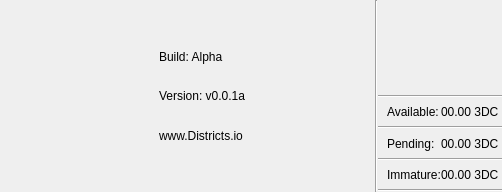
thaodv/3dcoin, file src/qt/topinfoarea.ui: the form before one commit; both pictures show x 0 to 502 and y 0 to 192 of the 1203 by 192 pixel window.
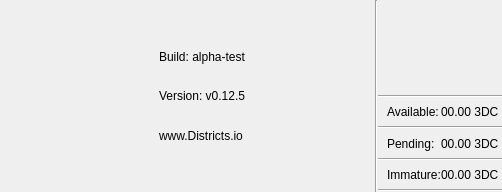
The form after the commit. Icons and pictures are not drawn.

The edit to the form file:
```diff
--- a/src/qt/topinfoarea.ui
+++ b/src/qt/topinfoarea.ui
@@ -77,14 +77,14 @@
        <item>
         <widget class="QLabel" name="label_3">
          <property name="text">
-          <string>Build: Alpha </string>
+          <string>Build: alpha-test </string>
          </property>
         </widget>
        </item>
        <item>
         <widget class="QLabel" name="label_4">
          <property name="text">
-          <string>Version: v0.0.1a</string>
+          <string>Version: v0.12.5</string>
          </property>
         </widget>
        </item>
```
